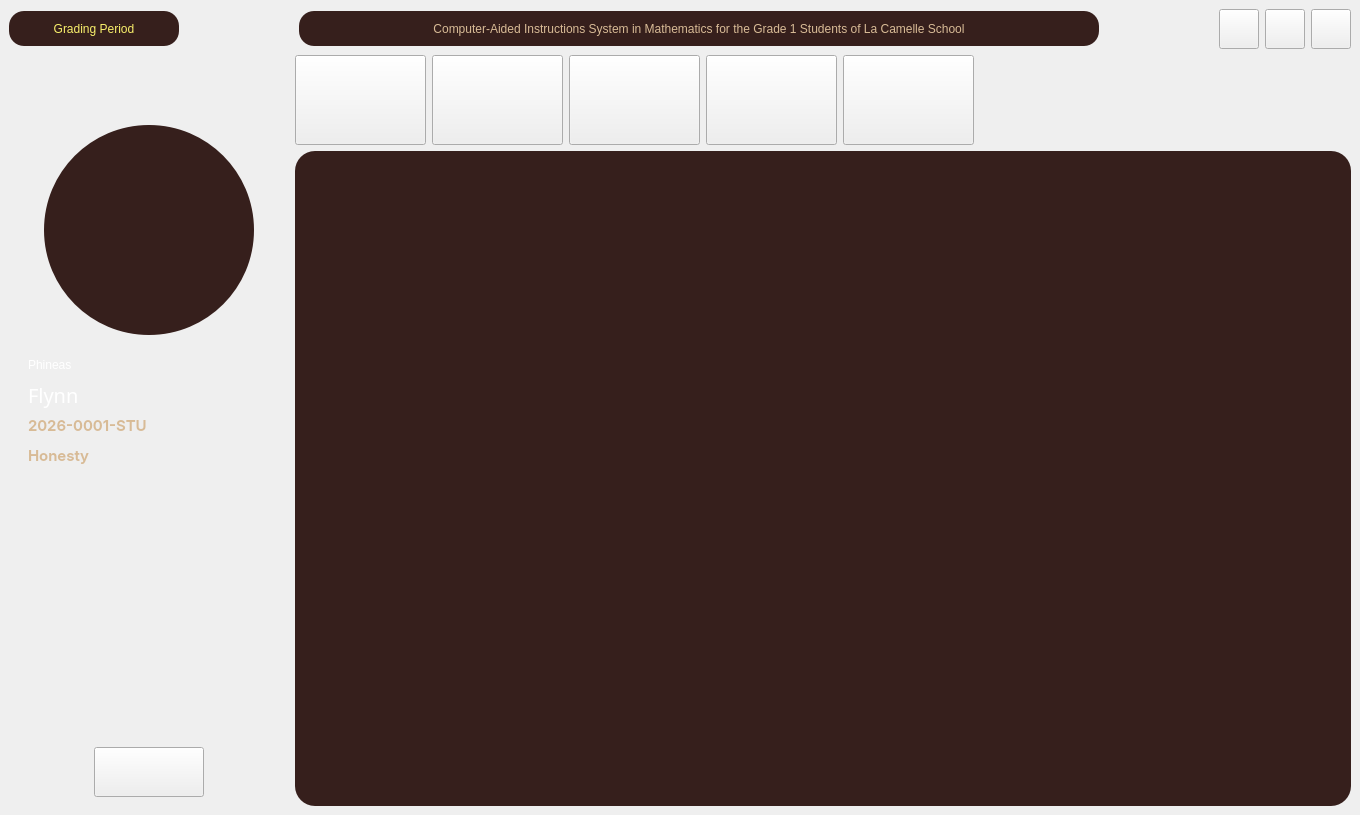
This is CAI_PyQt/CAI_Student/UI/FormHome.ui in CPG19040/CPG19040 as Qt 5 draws it before an edit. The edited form follows.
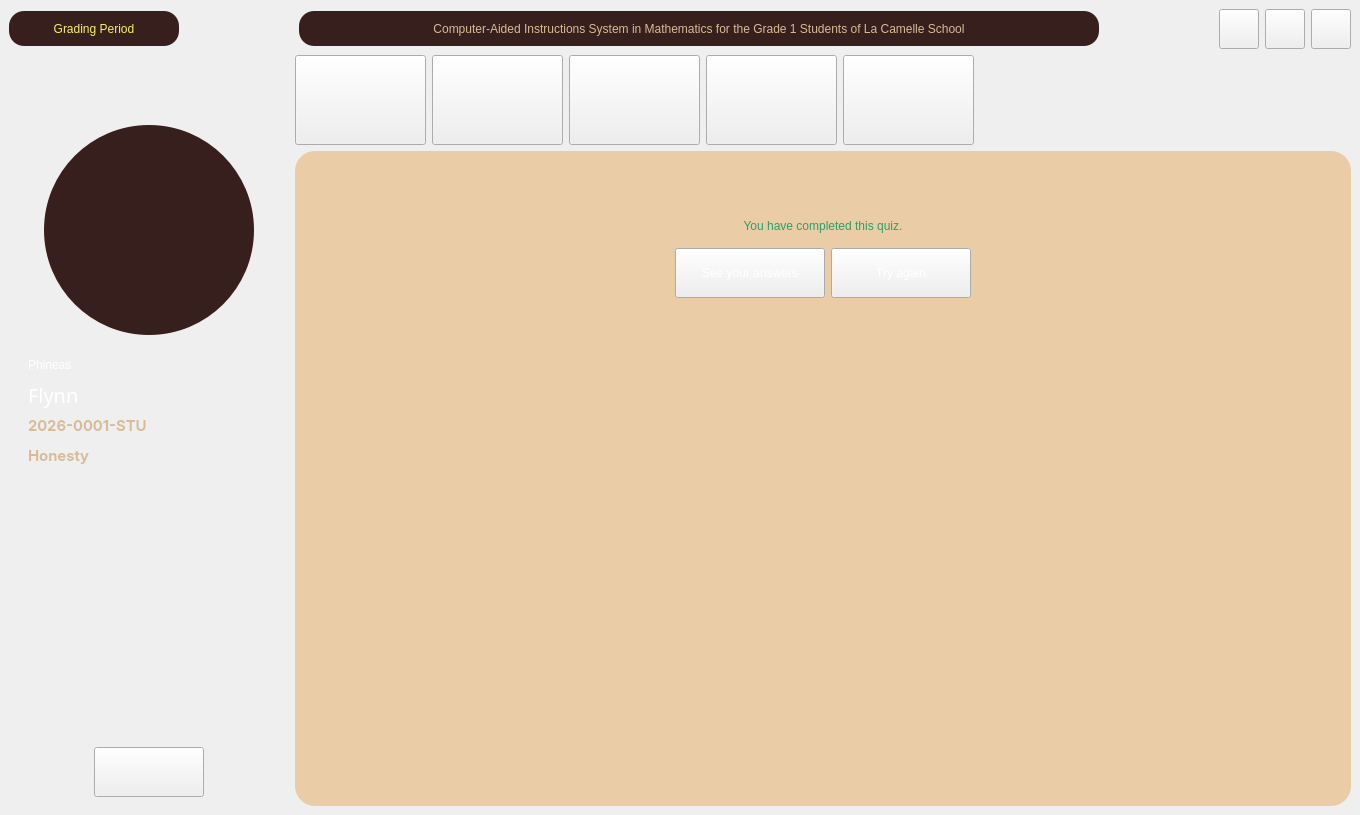
This is the edited form. The open tabs and pages were chosen to show the change. Icons and pictures are not drawn.

Patch:
```diff
--- a/CAI_PyQt/CAI_Student/UI/FormHome.ui
+++ b/CAI_PyQt/CAI_Student/UI/FormHome.ui
@@ -14,7 +14,15 @@
    <string>Home</string>
   </property>
   <property name="styleSheet">
-   <string notr="true"/>
+   <string notr="true">#btn_review, #btn_retake {
+	border-image: url(:/Images/Images/btnWood.png);
+	color: #FFF;
+	font: 14pt &quot;BorderWall-OG55o&quot;;
+}
+
+#btn_review:hover, #btn_retake:hover {
+	border-image: url(:/Images/Images/btnWoodGlow.png);
+}</string>
   </property>
   <widget class="QWidget" name="centralwidget">
    <property name="styleSheet">
@@ -834,7 +842,7 @@
            <widget class="QStackedWidget" name="stackedWidget">
             <property name="styleSheet">
              <string notr="true">#stackedWidget {
-	background-color: #361f1c;
+	background-color: #eacca6;
 	border-radius: 20px;
 	background-image: url(:/Images/Images/wood_nav_bar_H.jpeg) 0 0 0 0 stretch stretch;
 }</string>
@@ -1514,6 +1522,154 @@
               </item>
              </layout>
             </widget>
+            <widget class="QWidget" name="page_quiz_results">
+             <property name="styleSheet">
+              <string notr="true"/>
+             </property>
+             <layout class="QVBoxLayout" name="verticalLayout_17">
+              <item>
+               <spacer name="verticalSpacer_3">
+                <property name="orientation">
+                 <enum>Qt::Vertical</enum>
+                </property>
+                <property name="sizeType">
+                 <enum>QSizePolicy::Preferred</enum>
+                </property>
+                <property name="sizeHint" stdset="0">
+                 <size>
+                  <width>20</width>
+                  <height>50</height>
+                 </size>
+                </property>
+               </spacer>
+              </item>
+              <item>
+               <widget class="QWidget" name="widget_9" native="true">
+                <layout class="QVBoxLayout" name="verticalLayout_16">
+                 <item>
+                  <widget class="QLabel" name="label_message">
+                   <property name="styleSheet">
+                    <string notr="true">font: 30pt &quot;Biscuit Glitch&quot;; 
+color: rgb(38, 162, 105);</string>
+                   </property>
+                   <property name="text">
+                    <string>You have completed this quiz.</string>
+                   </property>
+                   <property name="alignment">
+                    <set>Qt::AlignCenter</set>
+                   </property>
+                  </widget>
+                 </item>
+                 <item>
+                  <widget class="QWidget" name="widget_8" native="true">
+                   <property name="styleSheet">
+                    <string notr="true">#btn_review, #btn_retake {
+	border-image: url(:/Images/Images/button_wood.png);
+	color: #FFF;
+	font: 14pt &quot;Biscuit Glitch&quot;;
+	padding: 0px 20px;
+}
+
+#btn_review:hover, #btn_retake:hover {
+	border-image: url(:/Images/Images/button_wood_glow.png);
+}
+
+#btn_review:pressed, #btn_retake:pressed {
+	border-image: url(:/Images/Images/button_wood.png);
+}</string>
+                   </property>
+                   <layout class="QHBoxLayout" name="horizontalLayout_9">
+                    <item>
+                     <spacer name="horizontalSpacer_7">
+                      <property name="orientation">
+                       <enum>Qt::Horizontal</enum>
+                      </property>
+                      <property name="sizeHint" stdset="0">
+                       <size>
+                        <width>40</width>
+                        <height>20</height>
+                       </size>
+                      </property>
+                     </spacer>
+                    </item>
+                    <item>
+                     <widget class="QPushButton" name="btn_review">
+                      <property name="minimumSize">
+                       <size>
+                        <width>150</width>
+                        <height>50</height>
+                       </size>
+                      </property>
+                      <property name="maximumSize">
+                       <size>
+                        <width>16777215</width>
+                        <height>50</height>
+                       </size>
+                      </property>
+                      <property name="cursor">
+                       <cursorShape>PointingHandCursor</cursorShape>
+                      </property>
+                      <property name="text">
+                       <string>See your answers</string>
+                      </property>
+                     </widget>
+                    </item>
+                    <item>
+                     <widget class="QPushButton" name="btn_retake">
+                      <property name="minimumSize">
+                       <size>
+                        <width>140</width>
+                        <height>50</height>
+                       </size>
+                      </property>
+                      <property name="maximumSize">
+                       <size>
+                        <width>140</width>
+                        <height>16777215</height>
+                       </size>
+                      </property>
+                      <property name="cursor">
+                       <cursorShape>PointingHandCursor</cursorShape>
+                      </property>
+                      <property name="text">
+                       <string>Try again</string>
+                      </property>
+                     </widget>
+                    </item>
+                    <item>
+                     <spacer name="horizontalSpacer_8">
+                      <property name="orientation">
+                       <enum>Qt::Horizontal</enum>
+                      </property>
+                      <property name="sizeHint" stdset="0">
+                       <size>
+                        <width>40</width>
+                        <height>20</height>
+                       </size>
+                      </property>
+                     </spacer>
+                    </item>
+                   </layout>
+                  </widget>
+                 </item>
+                 <item>
+                  <spacer name="verticalSpacer_2">
+                   <property name="orientation">
+                    <enum>Qt::Vertical</enum>
+                   </property>
+                   <property name="sizeHint" stdset="0">
+                    <size>
+                     <width>20</width>
+                     <height>40</height>
+                    </size>
+                   </property>
+                  </spacer>
+                 </item>
+                </layout>
+               </widget>
+              </item>
+             </layout>
+            </widget>
             <widget class="QWidget" name="pageExercise"/>
             <widget class="QWidget" name="pageScores"/>
             <widget class="QWidget" name="pageGames">
```
Left out of the diff: 13 changed lines with no effect on the pictures.
